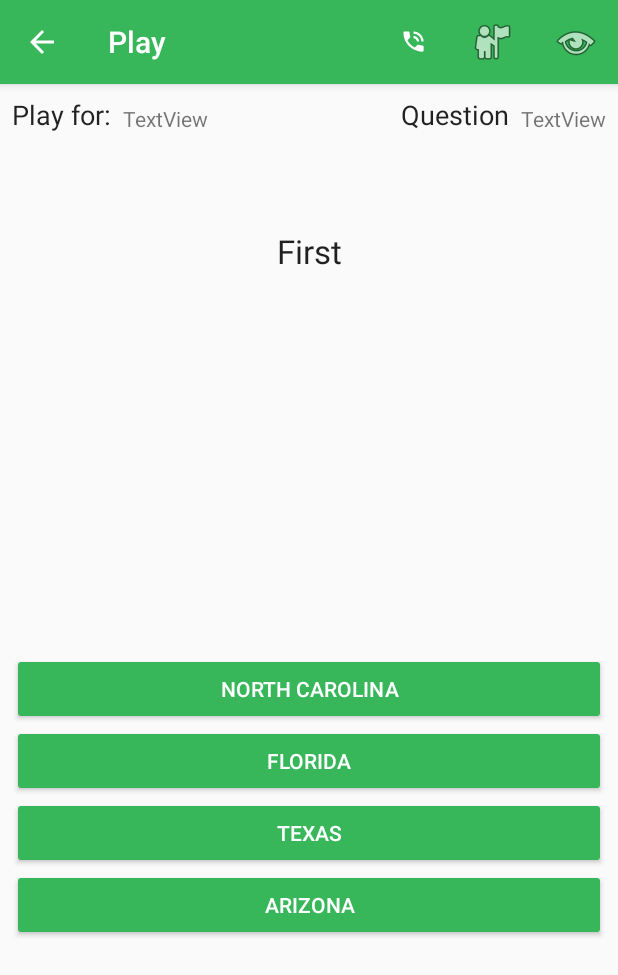
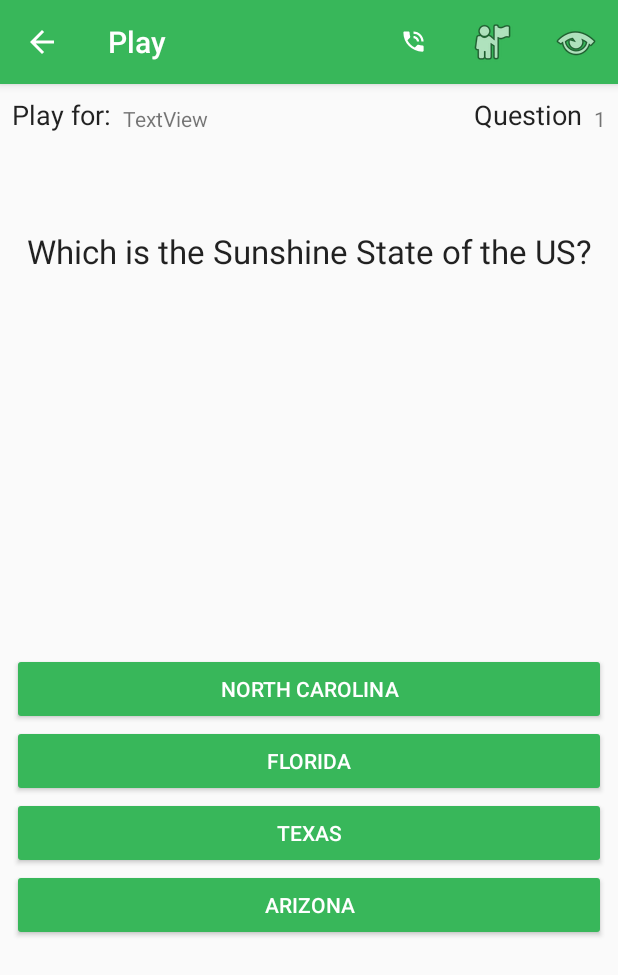
Before and after one commit to braxanmp/sdm_entrega, an Android app: the PlayActivity screen opened directly, with no data from a screen before it, on a phone screen of 412 x 824 dp. Shown: the top 975 px of the screen. Run offline under Robolectric (Android 15) with nearby library versions, the phone set to English and light mode, and no system bars.

Commit message:
Respuestas validadas. Error con el label money.

```diff
--- a/app/src/main/java/meb/sdm/entrega/PlayActivity.java
+++ b/app/src/main/java/meb/sdm/entrega/PlayActivity.java
@@ -1,6 +1,8 @@
 package meb.sdm.entrega;
 
+import android.annotation.SuppressLint;
 import android.content.Intent;
+import android.content.res.ColorStateList;
 import android.support.v7.app.AppCompatActivity;
 import android.os.Bundle;
 import android.util.Log;
@@ -12,9 +14,13 @@ import android.widget.TextView;
 import android.widget.Toast;
 
 import java.util.ArrayList;
+import java.util.HashMap;
 import java.util.List;
+import java.util.Map;
 
 import meb.sdm.entrega.POJO.Question;
+
+import static java.lang.Integer.parseInt;
 
 public class PlayActivity extends AppCompatActivity {
 
@@ -23,6 +29,11 @@ public class PlayActivity extends AppCompatActivity {
     private int questionIndex;
     private Button answer1, answer2, answer3, answer4;
     private TextView questionText, playingFor, playingQuestion;
+    private boolean rigth = false;
+    private Map<Integer, Button> buttonMap = new HashMap<Integer, Button>();
+    /*private int[] acumulated = new int[]{0, 100, 200, 300,
+            500, 1000, 2000, 4000, 8000, 16000, 32000,
+            64000, 125000, 250000, 500000, 1000000};*/
 
     @Override
     protected void onCreate(Bundle savedInstanceState) {
@@ -36,9 +47,14 @@ public class PlayActivity extends AppCompatActivity {
         answer3.setClickable(false);
         answer4 = findViewById(R.id.button_option_4);
         answer4.setClickable(false);
+        buttonMap.put(1,answer1);
+        buttonMap.put(2,answer2);
+        buttonMap.put(3,answer3);
+        buttonMap.put(4,answer4);
         questionText = findViewById(R.id.play_label_question);
-        playingFor = findViewById(R.id.play_label_playFor);
+        playingFor = findViewById(R.id.play_label_money);
         playingQuestion = findViewById(R.id.play_label_play_questionNumber);
+        rigth = false;
         questionIndex = 0;
         showQuestion(questionIndex);
 
@@ -46,6 +62,9 @@ public class PlayActivity extends AppCompatActivity {
 
     public void showQuestion(int index){
         question = questionList.get(index);
+        //playingFor.setText(parseInt(question.getNumber()));
+        questionText.setText(question.getText());
+        playingQuestion.setText(question.getNumber());
         answer1.setText(question.getAnswer1());
         answer1.setClickable(true);
         answer2.setText(question.getAnswer2());
@@ -56,9 +75,33 @@ public class PlayActivity extends AppCompatActivity {
         answer4.setClickable(true);
     }
 
+    @SuppressLint({"ResourceAsColor", "NewApi"})
     public void answerPushed(View view){
-        // switch for buttons
-        //should to get answer and compareTo buttonPushed.
+
+        if(buttonMap.get(parseInt(question.getRight())).equals((Button)view)) {
+            rigth = true;
+            Toast.makeText(this, R.string.play_succesfull_question, Toast.LENGTH_SHORT).show();
+        } else {
+            Toast.makeText(this, R.string.play_failed_question, Toast.LENGTH_SHORT).show();
+        }
+        answer1.setBackgroundTintList(this.getResources().getColorStateList(R.color.worgAnswer));
+        answer1.setEnabled(false);
+        answer2.setBackgroundTintList(this.getResources().getColorStateList(R.color.worgAnswer));
+        answer2.setEnabled(false);
+        answer3.setBackgroundTintList(this.getResources().getColorStateList(R.color.worgAnswer));
+        answer3.setEnabled(false);
+        answer4.setBackgroundTintList(this.getResources().getColorStateList(R.color.worgAnswer));
+        answer4.setEnabled(false);
+        buttonMap.get(parseInt(question.getRight())).setBackgroundTintList(this.getResources().getColorStateList(R.color.colorPrimary));
+
+    }
+
+    private void checkAnswer(Button answer, int buttonNumber){
+        if(parseInt(question.getRight()) == buttonNumber) rigth = true;
+        else {
+            answer.setClickable(false);
+            Toast.makeText(this, R.string.play_failed_question, Toast.LENGTH_SHORT).show();
+        }
     }
 
     @Override
--- a/app/src/main/res/layout/activity_play.xml
+++ b/app/src/main/res/layout/activity_play.xml
@@ -18,7 +18,7 @@
         app:layout_constraintTop_toTopOf="parent" />
 
     <TextView
-        android:id="@+id/play_playFor"
+        android:id="@+id/play_label_money"
         android:layout_width="wrap_content"
         android:layout_height="wrap_content"
         android:layout_marginStart="8dp"
@@ -43,7 +43,7 @@
         android:layout_marginTop="8dp"
         android:text="@string/play_question_number"
         android:textAppearance="@android:style/TextAppearance.Medium"
-        app:layout_constraintBottom_toBottomOf="@+id/play_playFor"
+        app:layout_constraintBottom_toBottomOf="@+id/play_label_money"
         app:layout_constraintEnd_toStartOf="@+id/play_label_play_questionNumber"
         app:layout_constraintTop_toTopOf="parent" />
 
@@ -59,7 +59,7 @@
         android:textAppearance="@android:style/TextAppearance.Material.Large"
         app:layout_constraintEnd_toEndOf="parent"
         app:layout_constraintStart_toStartOf="parent"
-        app:layout_constraintTop_toBottomOf="@+id/play_playFor"
+        app:layout_constraintTop_toBottomOf="@+id/play_label_money"
         tools:targetApi="lollipop" />
 
     <ScrollView
@@ -84,6 +84,7 @@
                 android:layout_width="match_parent"
                 android:layout_height="wrap_content"
                 android:backgroundTint="@color/colorPrimary"
+                android:onClick="answerPushed"
                 android:text="@string/play_answer_1"
                 android:textColor="@android:color/background_light"
                 app:layout_constraintEnd_toEndOf="parent"
@@ -95,6 +96,7 @@
                 android:layout_width="match_parent"
                 android:layout_height="wrap_content"
                 android:backgroundTint="@color/colorPrimary"
+                android:onClick="answerPushed"
                 android:text="@string/play_answer_2"
                 android:textColor="@android:color/background_light"
                 app:layout_constraintEnd_toEndOf="parent"
@@ -106,6 +108,7 @@
                 android:layout_width="match_parent"
                 android:layout_height="wrap_content"
                 android:backgroundTint="@color/colorPrimary"
+                android:onClick="answerPushed"
                 android:text="@string/play_answer_3"
                 android:textColor="@android:color/background_light"
                 app:layout_constraintEnd_toEndOf="parent"
@@ -117,6 +120,7 @@
                 android:layout_width="match_parent"
                 android:layout_height="wrap_content"
                 android:backgroundTint="@color/colorPrimary"
+                android:onClick="answerPushed"
                 android:text="@string/play_answer_4"
                 android:textColor="@android:color/background_light"
                 app:layout_constraintEnd_toEndOf="parent"
--- a/app/src/main/res/values/colors.xml
+++ b/app/src/main/res/values/colors.xml
@@ -3,6 +3,7 @@
     <color name="colorPrimary">#38b75a</color>
     <color name="colorPrimaryDark">#327636</color>
     <color name="colorAccent">#12167b</color>
+    <color name="worgAnswer">#ba1e00</color>
 </resources>
 
 <!--<color name="colorPrimary">#3F51B5</color>-->
--- a/app/src/main/res/values/strings.xml
+++ b/app/src/main/res/values/strings.xml
@@ -22,4 +22,6 @@
     <string name="play_menu_call">Call</string>
     <string name="play_menu_public">Public</string>
     <string name="play_menu_fifty">Fifty</string>
+    <string name="play_failed_question">You failed!</string>
+    <string name="play_succesfull_question">Correct!</string>
 </resources>
```
